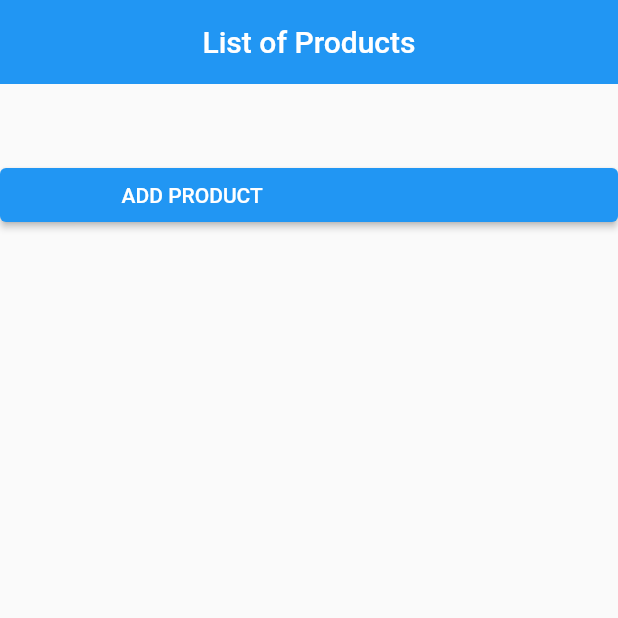
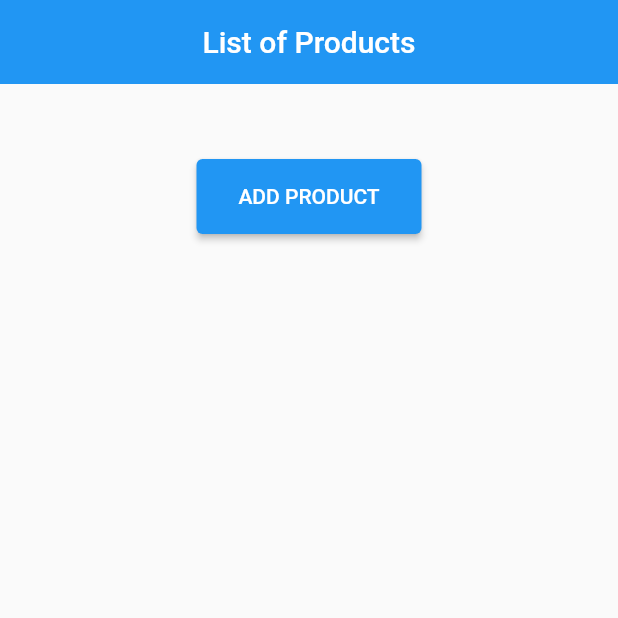
Before and after one commit to J-as-minee/store-manager, a Flutter app: the screen it shows after launch, on a phone screen of 412 x 824 dp, the top half of it. Run offline on Flutter 3.47's test engine with Material 2 defaults, Android fonts, the phone set to English and light mode, and no system bars; our stand-ins replace shared_preferences.

Commit message:
modified list feature

```diff
--- a/lib/product_entry.dart
+++ b/lib/product_entry.dart
@@ -67,11 +67,14 @@ class _ProductAddState extends State<ProductAdd> {
                   ),
                 ),
                 SizedBox(height: 50.0),
+
                 ElevatedButton(
                   onPressed: () async {
+
                     Product newProduct = createNewProduct();
 
                     if (newProduct.prodPrice != 0 && newProduct.prodQuantity != 0) {
+
                       // Fetch the existing products from SharedPreferences
                       List<Product> productList = await fetchProductsFromLocalStorage();
 
--- a/lib/product_list.dart
+++ b/lib/product_list.dart
@@ -40,17 +40,20 @@ class _ProductListState extends State<ProductList> {
 
               SizedBox(height: 50.0),
 
-              ElevatedButton(
-                  onPressed: (){
+              Align(
+                alignment: Alignment.center,
+                child: ElevatedButton(
+                  onPressed: () {
                     Navigator.pushNamed(context, '/add');
                   },
-                child: Container(
-                  width: 250,
-                  child: Text(
-                    'ADD PRODUCT'
+                  child: Text('ADD PRODUCT'),
+                  style: ElevatedButton.styleFrom(
+                    backgroundColor: Colors.blue,
+                    minimumSize: Size(150, 50),
                   ),
                 ),
               ),
+
 
               for (var product in productList)
                 ListTile(
```
